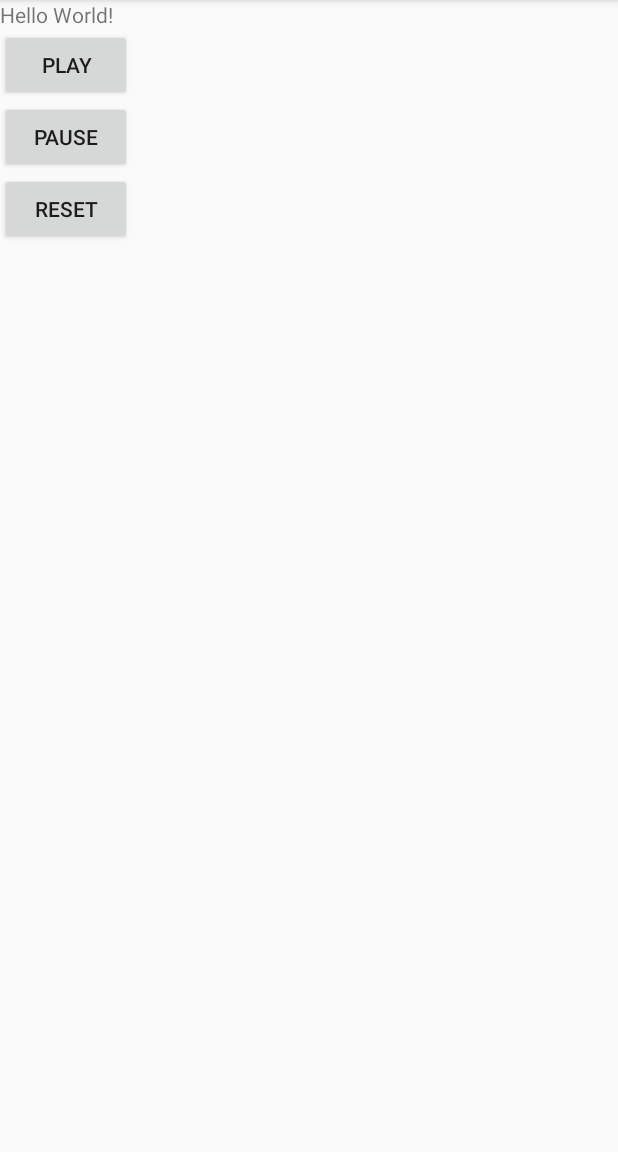
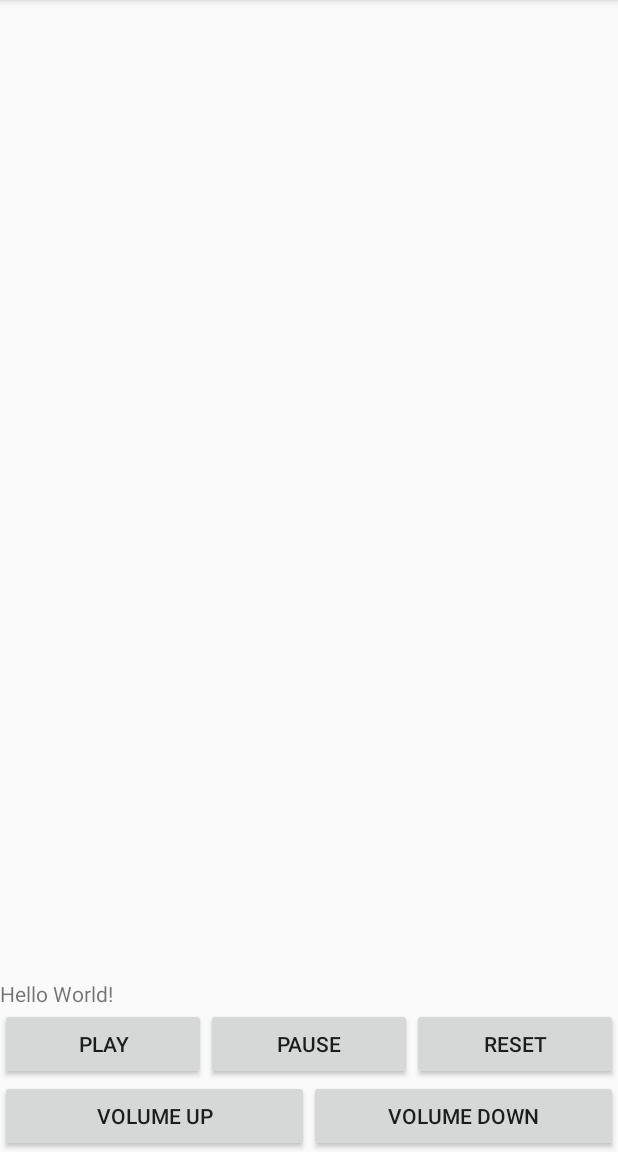
Before and after one commit to sunnyeyez123/musicplayer, an Android app: the screen it shows after launch (MainActivity), on a phone screen of 412 x 824 dp, the part 84-1236 px from its top. Run offline under Robolectric (Android 15) with nearby library versions, the phone set to English and light mode, and no system bars.

Commit message:
Make buttons horizontal. Anchor to the botton of the view

```diff
--- a/app/src/main/res/layout/activity_main.xml
+++ b/app/src/main/res/layout/activity_main.xml
@@ -5,6 +5,7 @@
     android:layout_width="match_parent"
     android:layout_height="match_parent"
     android:orientation="vertical"
+    android:gravity="bottom"
     tools:context="com.jasminelawrence.musicplayer.MainActivity">
 
     <TextView
@@ -12,24 +13,62 @@
         android:layout_height="wrap_content"
         android:text="Hello World!" />
 
+    <LinearLayout
+        android:layout_width="match_parent"
+        android:layout_height="wrap_content"
+        android:orientation="horizontal">
+
         <Button
             android:id="@+id/play_button"
-        android:layout_width="wrap_content"
+            android:layout_width="0dp"
             android:layout_height="wrap_content"
+            android:layout_weight="1"
             android:onClick="playSong"
             android:text="Play" />
+
         <Button
             android:id="@+id/pause_button"
-        android:layout_width="wrap_content"
+            android:layout_width="0dp"
             android:layout_height="wrap_content"
+            android:layout_weight="1"
             android:onClick="pauseSong"
             android:text="Pause" />
 
         <Button
             android:id="@+id/reset_button"
-        android:layout_width="wrap_content"
+            android:layout_width="0dp"
             android:layout_height="wrap_content"
+            android:layout_weight="1"
             android:onClick="resetSong"
             android:text="Reset" />
 
+
     </LinearLayout>
+
+
+    <LinearLayout
+        android:layout_width="match_parent"
+        android:layout_height="wrap_content"
+        android:orientation="horizontal">
+
+        <Button
+            android:id="@+id/volup_button"
+            android:layout_width="0dp"
+            android:layout_height="wrap_content"
+            android:layout_weight="1"
+            android:onClick="playSong"
+            android:text="Volume Up" />
+
+        <Button
+            android:id="@+id/voldown_button"
+            android:layout_width="0dp"
+            android:layout_height="wrap_content"
+            android:layout_weight="1"
+            android:onClick="pauseSong"
+            android:text="Volume Down" />
+
+
+    </LinearLayout>
+
+
+</LinearLayout>
```
Also changed, not shown: app/src/main/java/com/jasminelawrence/musicplayer/MainActivity.java (line endings or trailing spaces). Lines whose indentation alone changed are shown as unchanged.
